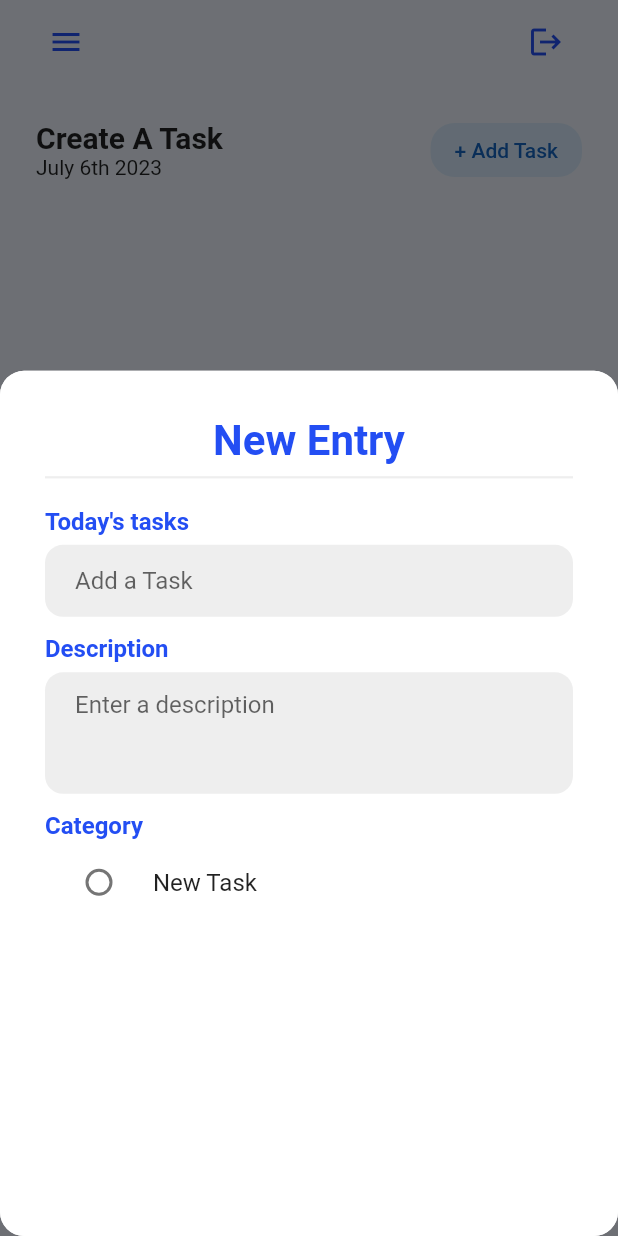
After one commit to MuhammadMannan/DayFlow, a Flutter app: the createEntry screen opened directly, after a tap on "+ Add Task", on a phone screen of 412 x 824 dp. The commit adds this screen. Run offline on Flutter 3.47's test engine with Material 2 defaults, Android fonts, the phone set to English and light mode, and no system bars; our stand-ins replace firebase_auth, firebase_core, gap, google_fonts; accounts and stored records are empty.

Commit message:
Add new pages to create an entry for adding a task

```diff
--- /dev/null
+++ b/lib/components/AddNewTaskModel.dart
@@ -0,0 +1,85 @@
+import 'package:flutter/material.dart';
+import 'package:gap/gap.dart';
+
+import 'TextFieldWidget.dart';
+
+class AddNewTaskModel extends StatelessWidget {
+  const AddNewTaskModel({
+    super.key,
+  });
+
+  @override
+  Widget build(BuildContext context) {
+    return Container(
+      padding: EdgeInsets.all(30),
+      height: MediaQuery.of(context).size.height * 0.70,
+      decoration: BoxDecoration(
+        color: Colors.white,
+        borderRadius: BorderRadius.circular(16),
+      ),
+      child: Column(
+        crossAxisAlignment: CrossAxisAlignment.start,
+        children: [
+          SizedBox(
+            width: double.infinity,
+            child: Text(
+              'New Entry',
+              textAlign: TextAlign.center,
+              style: TextStyle(
+                  fontSize: 28,
+                  fontWeight: FontWeight.bold,
+                  color: Color(0xFF234EF3)),
+            ),
+          ),
+          Divider(
+            thickness: 1.5,
+            color: Colors.grey.shade200,
+          ),
+          Gap(12),
+          Text(
+            'Today\'s tasks',
+            style: TextStyle(
+              fontSize: 16,
+              fontWeight: FontWeight.w700,
+              color: Color(0xFF234EF3),
+            ),
+          ),
+          Gap(6),
+          TextFieldWidget(
+            hintText: 'Add a Task',
+            maxLines: 1,
+          ),
+          Gap(12),
+          Text(
+            'Description',
+            style: TextStyle(
+              fontSize: 16,
+              fontWeight: FontWeight.w700,
+              color: Color(0xFF234EF3),
+            ),
+          ),
+          Gap(6),
+          TextFieldWidget(
+            hintText: 'Enter a description',
+            maxLines: 3,
+          ),
+          Gap(12),
+          Text(
+            'Category',
+            style: TextStyle(
+              fontSize: 16,
+              fontWeight: FontWeight.w700,
+              color: Color(0xFF234EF3),
+            ),
+          ),
+          RadioListTile(
+            title: Text('New Task'),
+            value: 1,
+            groupValue: 0,
+            onChanged: (value) {},
+          )
+        ],
+      ),
+    );
+  }
+}
--- /dev/null
+++ b/lib/components/TextFieldWidget.dart
@@ -0,0 +1,31 @@
+import 'package:flutter/material.dart';
+
+class TextFieldWidget extends StatelessWidget {
+  const TextFieldWidget({
+    super.key,
+    required this.hintText,
+    required this.maxLines,
+  });
+
+  final String hintText;
+  final int maxLines;
+
+  @override
+  Widget build(BuildContext context) {
+    return Container(
+      padding: const EdgeInsets.symmetric(horizontal: 20),
+      decoration: BoxDecoration(
+        color: Colors.grey.shade200,
+        borderRadius: BorderRadius.circular(12),
+      ),
+      child: TextField(
+        decoration: InputDecoration(
+          enabledBorder: InputBorder.none,
+          focusedBorder: InputBorder.none,
+          hintText: hintText,
+        ),
+        maxLines: maxLines,
+      ),
+    );
+  }
+}
--- a/lib/components/my_text_field.dart
+++ b/lib/components/my_text_field.dart
@@ -1,3 +1,5 @@
+// ignore_for_file: prefer_const_constructors
+
 import 'package:flutter/material.dart';
 
 class MyTextField extends StatelessWidget {
--- a/lib/components/sign_in_button.dart
+++ b/lib/components/sign_in_button.dart
@@ -1,10 +1,10 @@
 import 'package:flutter/material.dart';
 
 class MySignInButton extends StatelessWidget {
-  final Function()? onTap;
+  final VoidCallback onTap;
   final String text;
 
-  MySignInButton({super.key, required this.onTap, required this.text});
+  MySignInButton({Key? key, required this.onTap, required this.text});
 
   @override
   Widget build(BuildContext context) {
--- a/lib/pages/create_entry.dart
+++ b/lib/pages/create_entry.dart
@@ -1,13 +1,114 @@
+// ignore_for_file: prefer_const_constructors, prefer_const_literals_to_create_immutables
+
+import 'package:dayflow/pages/signin.dart';
+import 'package:firebase_auth/firebase_auth.dart';
 import 'package:flutter/material.dart';
+import 'package:gap/gap.dart';
+
+import '../components/AddNewTaskModel.dart';
 
 class createEntry extends StatelessWidget {
-  const createEntry({super.key});
+  final user = FirebaseAuth.instance.currentUser;
+
+  //function to sign out user
+  void signUserOut(BuildContext context) {
+    FirebaseAuth.instance.signOut().then((_) {
+      Navigator.pushAndRemoveUntil(
+        context,
+        MaterialPageRoute(
+          builder: (context) => signin(
+            onTap: () {},
+          ),
+        ),
+        (route) => false,
+      );
+    }).catchError((error) {
+      // Handle sign out error
+      print('Error signing out: $error');
+    });
+  }
+
+  createEntry({super.key});
 
   @override
   Widget build(BuildContext context) {
     return Scaffold(
-      body: Center(
-        child: Container(child: Text('Passed')),
+      backgroundColor: Color(0xFFEDF3FC),
+      appBar: AppBar(
+          elevation: 0,
+          backgroundColor: Colors.transparent,
+          leading: Padding(
+            padding: const EdgeInsets.only(left: 24.0),
+            child: IconButton(
+              onPressed: () {
+                // Handle icon button tap
+              },
+              icon: Icon(
+                Icons.menu,
+                color: Color(0xFF234EF3),
+              ),
+            ),
+          ),
+          actions: [
+            Padding(
+              padding: const EdgeInsets.only(right: 24.0),
+              child: IconButton(
+                onPressed: () => signUserOut(context), // Pass context here
+                icon: Icon(
+                  Icons.logout,
+                  color: Color(0xFF234EF3),
+                ),
+              ),
+            ),
+          ]),
+      body: SingleChildScrollView(
+        child: Padding(
+          padding: EdgeInsets.symmetric(horizontal: 24),
+          child: Column(
+            children: [
+              Gap(20),
+              Row(
+                mainAxisAlignment: MainAxisAlignment.spaceBetween,
+                children: [
+                  Column(
+                    crossAxisAlignment: CrossAxisAlignment.start,
+                    children: [
+                      Text(
+                        'Create A Task',
+                        style: TextStyle(
+                          fontSize: 20,
+                          fontWeight: FontWeight.bold,
+                        ),
+                      ),
+                      Text('July 6th 2023'),
+                    ],
+                  ),
+                  ElevatedButton(
+                    style: ElevatedButton.styleFrom(
+                      backgroundColor: Color(0xFFD5E8FA),
+                      foregroundColor: Colors.blue.shade800,
+                      elevation: 0,
+                      shape: RoundedRectangleBorder(
+                        borderRadius: BorderRadius.circular(16),
+                      ),
+                    ),
+                    onPressed: () => showModalBottomSheet(
+                      isScrollControlled: true,
+                      shape: RoundedRectangleBorder(
+                        borderRadius: BorderRadius.circular(16),
+                      ),
+                      context: context,
+                      builder: (context) => AddNewTaskModel(),
+                    ),
+                    child: Text(
+                      '+ Add Task',
+                    ),
+                  ),
+                ],
+              )
+            ],
+          ),
+        ),
       ),
     );
   }
--- a/pubspec.yaml
+++ b/pubspec.yaml
@@ -38,6 +38,7 @@ dependencies:
   cupertino_icons: ^1.0.2
   firebase_core: ^2.14.0
   firebase_auth: ^4.6.3
+  gap: ^3.0.1
 
 dev_dependencies:
   flutter_test:
```
Also changed, not shown: lib/pages/home.dart (+17 -4 lines), lib/pages/register.dart (+13 -3 lines), lib/pages/signin.dart (+19 -3 lines), pubspec.lock.
